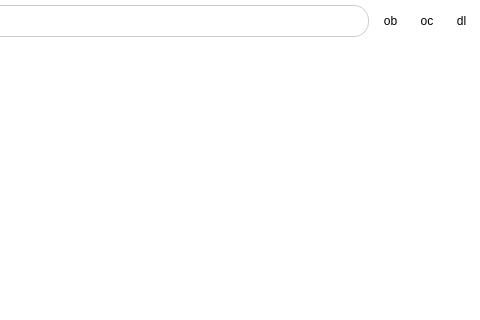
This is src/resf/tb_browser.ui in clb-128258/TiebaDesktop as Qt 5 draws it before an edit; both pictures show x 735 to 1215 and y 0 to 320 of the 1215 by 701 pixel window. The edited form follows.
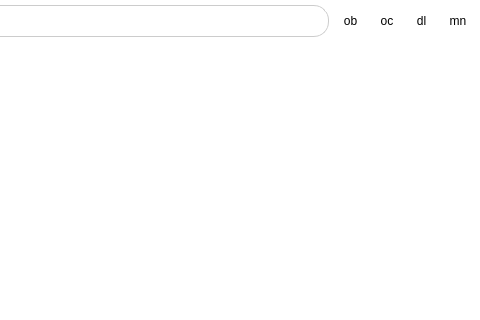
This is the edited form. Icons and pictures are not drawn.

```diff
--- a/src/resf/tb_browser.ui
+++ b/src/resf/tb_browser.ui
@@ -106,7 +106,7 @@
                 /* 禁用状态：半透明，显示不可点击 */
                 QToolButton:disabled {
                 background-color: transparent;
-                opacity: 0.4;
+                opacity: 0.25;
                 }
 
                 /* 可选：如果按钮有菜单箭头，也可以美化箭头 */
@@ -294,6 +294,16 @@
         </property>
        </widget>
       </item>
+      <item>
+       <widget class="QToolButton" name="toolButton_7">
+        <property name="toolTip">
+         <string>工具菜单</string>
+        </property>
+        <property name="text">
+         <string>mn</string>
+        </property>
+       </widget>
+      </item>
      </layout>
     </widget>
    </item>
```
